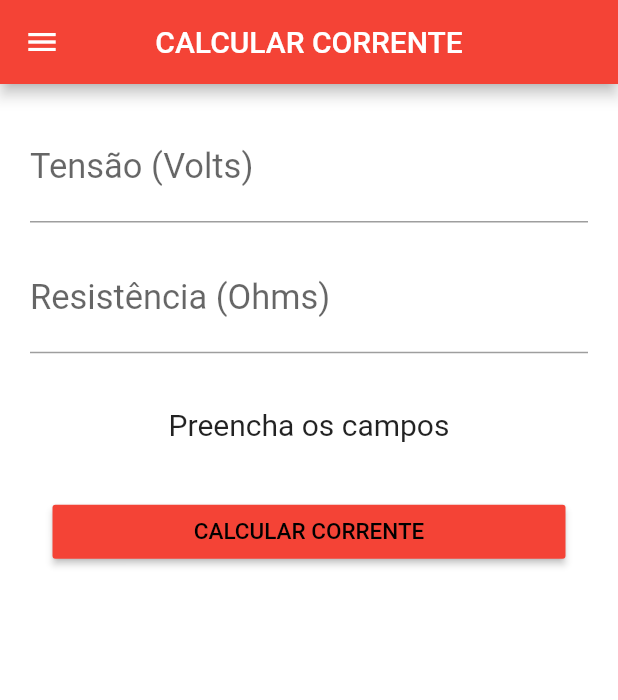
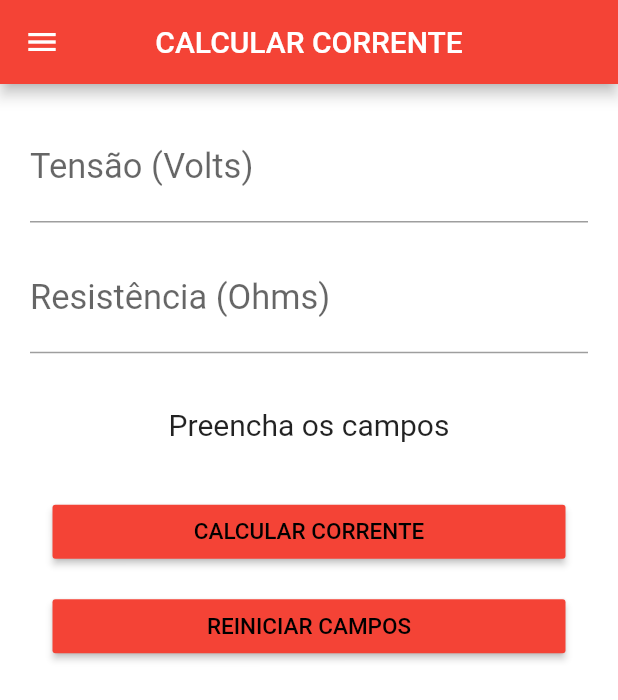
Before and after one commit to lucascalu/Projeto-final, a Flutter app: the screen it shows after launch, swiped to page 2, on a phone screen of 412 x 824 dp. Shown: the top 700 px of the screen. Run offline on Flutter 3.47's test engine with Material 2 defaults, Android fonts, the phone set to English and light mode, and no system bars.

```diff
--- a/lib/Drawer/custom_drawer.dart
+++ b/lib/Drawer/custom_drawer.dart
@@ -4,6 +4,7 @@ import 'package:projeto_final/Drawer/drawer_tile.dart';
 class CustomDrawer extends StatelessWidget {
   final PageController pageController;
   CustomDrawer(this.pageController);
+
 
   @override
   Widget build(BuildContext context) {
--- a/lib/Views/page_two.dart
+++ b/lib/Views/page_two.dart
@@ -42,7 +42,24 @@ class _PageTwoState extends State<PageTwo> {
               controller: _resistController),
           buildTextResult(),
           buildCalculateButton(),
+          resetFields()
         ],
+      ),
+    );
+  }
+
+
+ Widget resetFields(){
+      return Padding(
+      padding: EdgeInsets.fromLTRB(15, 0, 15, 15),
+      child: RaisedButton(
+        color: Colors.red,
+        onPressed: () {
+          _tensaoController.text = "";
+          _resistController.text ='';
+        },
+        child: Text('REINICIAR CAMPOS',
+            style: TextStyle(color: Colors.black, fontSize: 15.0)),
       ),
     );
   }
```
Also changed, not shown: lib/Views/page_one.dart (+16 -0 lines), lib/Views/page_three.dart (+16 -0 lines), 5 other files.
